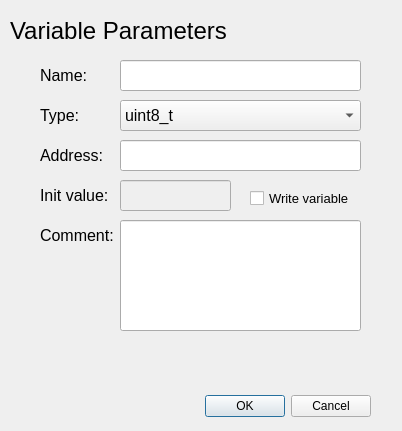
This is Dialogs/Variable_configuration_dialog.ui in Sergioalan13/Eeprom_Configurator as Qt 5 draws it before an edit. The edited form follows.
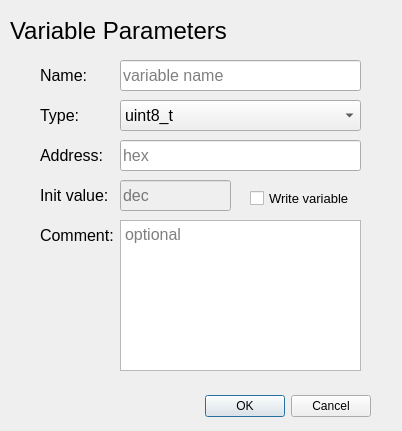
This is the edited form.

Commit message: Place holder text added into configuration dialogs

Patch:
```diff
--- a/Dialogs/Variable_configuration_dialog.ui
+++ b/Dialogs/Variable_configuration_dialog.ui
@@ -201,6 +201,9 @@
      <pointsize>12</pointsize>
     </font>
    </property>
+   <property name="placeholderText">
+    <string>variable name</string>
+   </property>
   </widget>
   <widget class="QLineEdit" name="VariableAddress">
    <property name="geometry">
@@ -216,6 +219,9 @@
      <pointsize>12</pointsize>
     </font>
    </property>
+   <property name="placeholderText">
+    <string>hex</string>
+   </property>
   </widget>
   <widget class="QLineEdit" name="VariableInitValue">
    <property name="enabled">
@@ -240,49 +246,8 @@
    <property name="readOnly">
     <bool>false</bool>
    </property>
-   <property name="clearButtonEnabled">
-    <bool>false</bool>
-   </property>
-  </widget>
-  <widget class="QLineEdit" name="VariableComment">
-   <property name="geometry">
-    <rect>
-     <x>120</x>
-     <y>220</y>
-     <width>241</width>
-     <height>111</height>
-    </rect>
-   </property>
-   <property name="font">
-    <font>
-     <pointsize>12</pointsize>
-     <stylestrategy>PreferDefault</stylestrategy>
-     <kerning>true</kerning>
-    </font>
-   </property>
-   <property name="layoutDirection">
-    <enum>Qt::LeftToRight</enum>
-   </property>
-   <property name="autoFillBackground">
-    <bool>false</bool>
-   </property>
-   <property name="inputMethodHints">
-    <set>Qt::ImhMultiLine</set>
-   </property>
-   <property name="frame">
-    <bool>true</bool>
-   </property>
-   <property name="echoMode">
-    <enum>QLineEdit::Normal</enum>
-   </property>
-   <property name="alignment">
-    <set>Qt::AlignLeading|Qt::AlignLeft|Qt::AlignTop</set>
-   </property>
-   <property name="dragEnabled">
-    <bool>false</bool>
-   </property>
    <property name="placeholderText">
-    <string notr="true"/>
+    <string>dec</string>
    </property>
    <property name="clearButtonEnabled">
     <bool>false</bool>
@@ -312,6 +277,24 @@
     <bool>false</bool>
    </property>
   </widget>
+  <widget class="QTextEdit" name="VariableComment">
+   <property name="geometry">
+    <rect>
+     <x>120</x>
+     <y>220</y>
+     <width>241</width>
+     <height>151</height>
+    </rect>
+   </property>
+   <property name="font">
+    <font>
+     <pointsize>12</pointsize>
+    </font>
+   </property>
+   <property name="placeholderText">
+    <string>optional</string>
+   </property>
+  </widget>
  </widget>
  <resources/>
  <connections>
```
Left out of the diff: 8 changed lines with no effect on the pictures. The commit also changes 6 other files.
